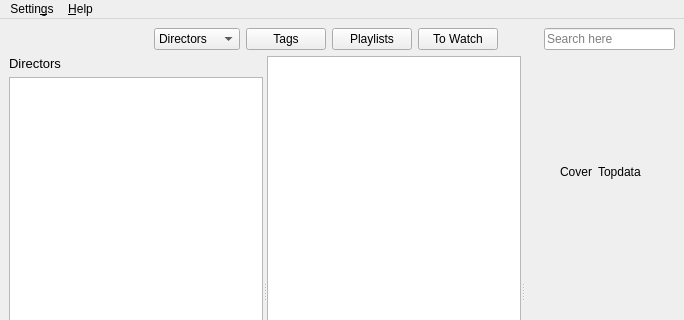
Old version of the form src/MainWindow.ui in the repository ochurlaud/macaw-movies; both pictures show x 0 to 684 and y 0 to 320 of the 684 by 557 pixel window.
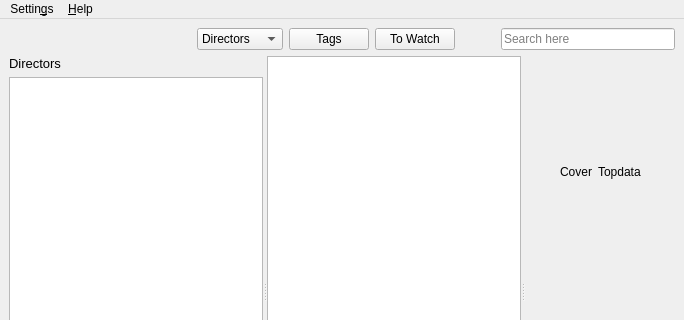
New version of the form. Icons and pictures are not drawn.

Commit message: Initialized pointers as NULL and check if affected before usiing

Patch:
```diff
--- a/src/MainWindow.ui
+++ b/src/MainWindow.ui
@@ -92,13 +92,6 @@
             <property name="text">
              <string>Tags</string>
             </property>
-           </widget>
-          </item>
-          <item>
-           <widget class="QPushButton" name="playlistsButton">
-            <property name="text">
-             <string>Playlists</string>
-            </property>
             <property name="checkable">
              <bool>true</bool>
             </property>
@@ -109,6 +102,9 @@
             <property name="text">
              <string>To Watch</string>
             </property>
+            <property name="checkable">
+             <bool>true</bool>
+            </property>
            </widget>
           </item>
           <item>
```
The commit also changes 2 other files.
